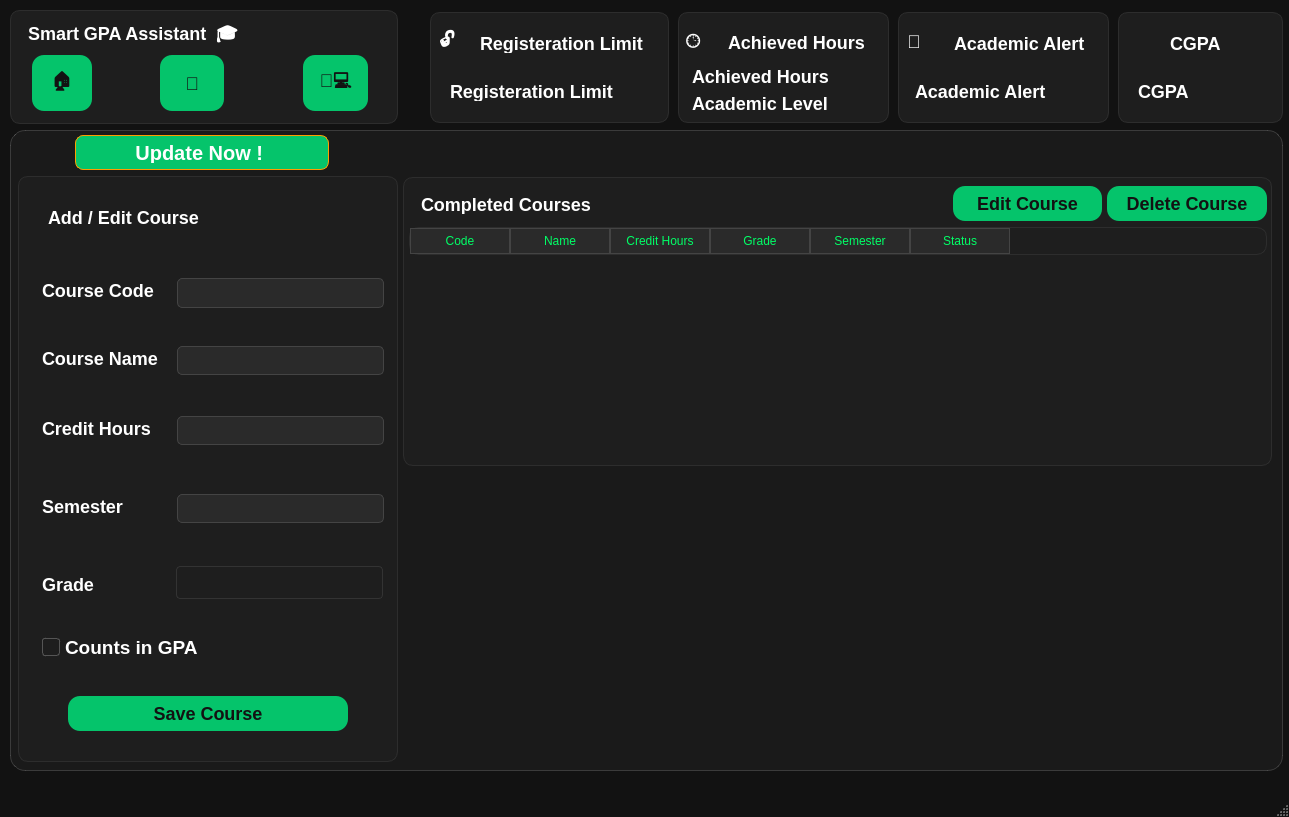
Qt form mainwindow.ui (mostafa-hussain-1/SGA) before a commit.
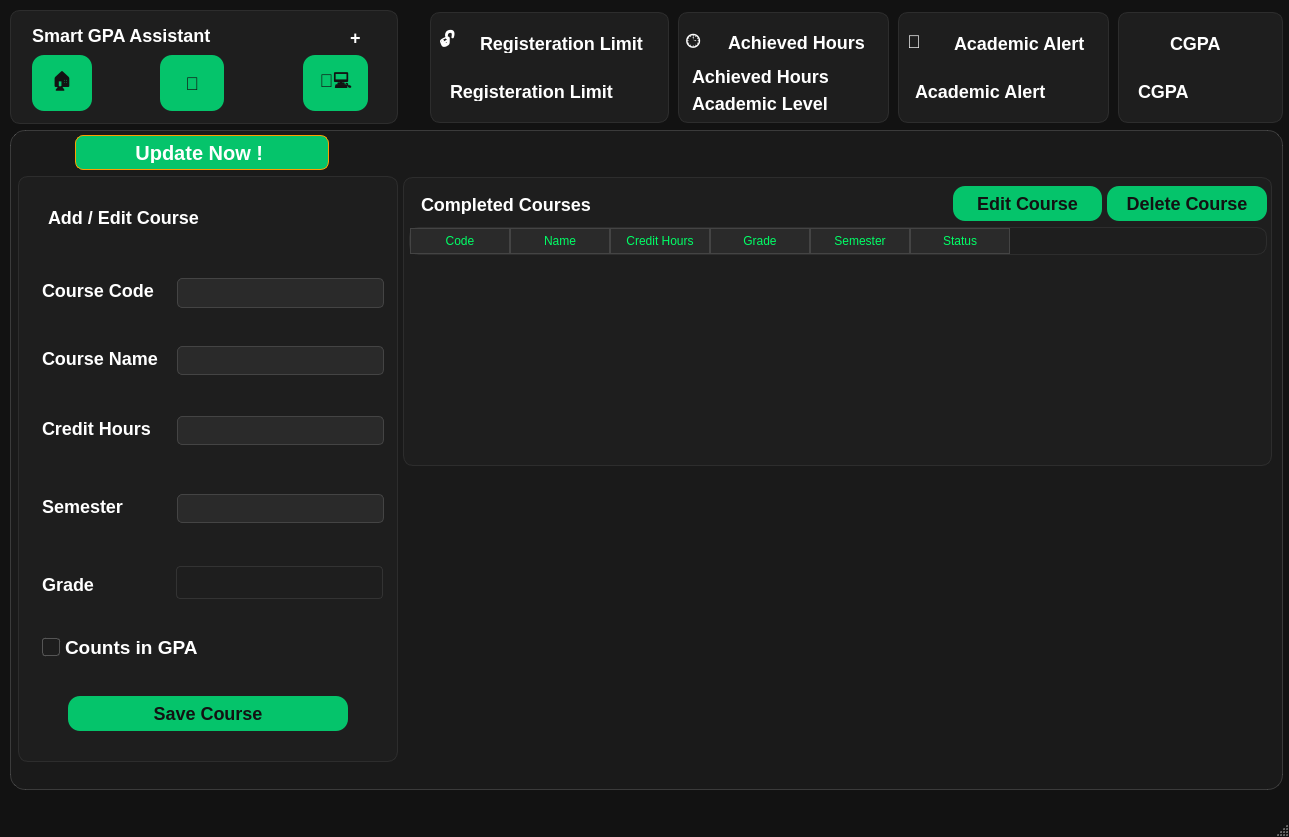
The same form after that commit. Icons and pictures are not drawn. Custom widgets are drawn as their Qt base class.

What changed in the file:
```diff
--- a/mainwindow.ui
+++ b/mainwindow.ui
@@ -7,7 +7,7 @@
     <x>0</x>
     <y>0</y>
     <width>1289</width>
-    <height>817</height>
+    <height>837</height>
    </rect>
   </property>
   <property name="acceptDrops">
@@ -45,13 +45,24 @@
     background: transparent;
     border: none;
 }
+#version {
+    background-color: transparent;
+    color: #A0A0A0;
+    padding: 4px 10px;
+    font-size: 16px;
+    font-weight: bold;
+}
 
 QLabel[label_case=&quot;title&quot;]{
     color: #00FF66; /* أخضر نيون */
     font-size: 20px; /* خط كبير */
     font-weight: bold;
 }
-
+QLabel[label_case=&quot;plus&quot;]{
+    color: #00FF66; /* أخضر نيون */
+    font-size: 50px; /* خط كبير */
+    font-weight: bold;
+}
 QLabel[label_case = &quot;head&quot;]{
     color: #FFFFFF;
     font-size: 30px;
@@ -94,7 +105,10 @@
     background-color: #FF4757;
     color: white;
 }
-
+QPushButton[case=&quot;social_media&quot;]{
+    background-color: transparent;
+    color: white;
+}
 QPushButton[style_type=&quot;delete&quot;]:hover {
     background-color: #FF5555;
 }
@@ -294,9 +308,9 @@
     <widget class="QLabel" name="head_lbl">
      <property name="geometry">
       <rect>
-       <x>18</x>
+       <x>22</x>
        <y>4</y>
-       <width>360</width>
+       <width>314</width>
        <height>43</height>
       </rect>
      </property>
@@ -307,7 +321,7 @@
       </font>
      </property>
      <property name="text">
-      <string>Smart GPA Assistant  🎓</string>
+      <string>Smart GPA Assistant</string>
      </property>
      <property name="label_case" stdset="0">
       <string>head</string>
@@ -370,6 +384,28 @@
       <string>emoji_btn</string>
      </property>
     </widget>
+    <widget class="QLabel" name="label_28">
+     <property name="geometry">
+      <rect>
+       <x>340</x>
+       <y>9</y>
+       <width>37</width>
+       <height>36</height>
+      </rect>
+     </property>
+     <property name="font">
+      <font>
+       <pointsize>-1</pointsize>
+       <bold>true</bold>
+      </font>
+     </property>
+     <property name="text">
+      <string>+</string>
+     </property>
+     <property name="label_case" stdset="0">
+      <string>plus</string>
+     </property>
+    </widget>
    </widget>
    <widget class="QFrame" name="frame_1">
     <property name="enabled">
@@ -721,7 +757,7 @@
       <x>10</x>
       <y>130</y>
       <width>1273</width>
-      <height>641</height>
+      <height>660</height>
      </rect>
     </property>
     <property name="toolTip">
@@ -1140,6 +1176,28 @@
        <string>Update Now ! </string>
       </property>
      </widget>
+     <widget class="QLabel" name="version">
+      <property name="geometry">
+       <rect>
+        <x>570</x>
+        <y>634</y>
+        <width>149</width>
+        <height>24</height>
+       </rect>
+      </property>
+      <property name="font">
+       <font>
+        <pointsize>-1</pointsize>
+        <bold>true</bold>
+       </font>
+      </property>
+      <property name="text">
+       <string/>
+      </property>
+      <property name="alignment">
+       <set>Qt::AlignmentFlag::AlignCenter</set>
+      </property>
+     </widget>
     </widget>
     <widget class="QWidget" name="page_3">
      <widget class="QFrame" name="frame_7">
```
Left out of the diff: 11 changed lines with no effect on the pictures.
